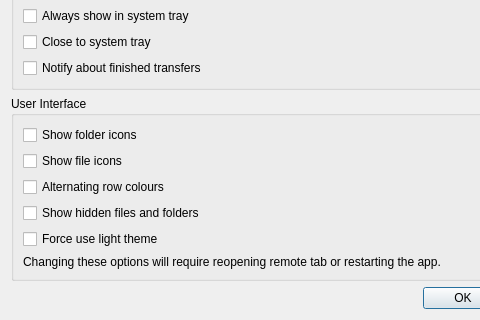
First picture: the form in src/preferences_dialog.ui, repository SysAdminDoc/RcloneBrowserNG, before the edit; both pictures show x 0 to 480 and y 392 to 712 of the 600 by 712 pixel window.
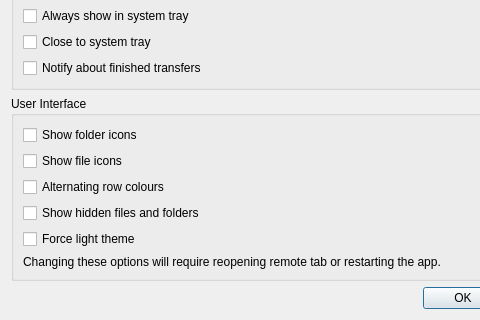
Second picture: the form after the edit.

```diff
--- a/src/preferences_dialog.ui
+++ b/src/preferences_dialog.ui
@@ -261,7 +261,7 @@
       <item row="5" column="0">
        <widget class="QCheckBox" name="forceLightMode">
         <property name="text">
-         <string>Force use light theme</string>
+         <string>Force light theme</string>
         </property>
        </widget>
       </item>
```
